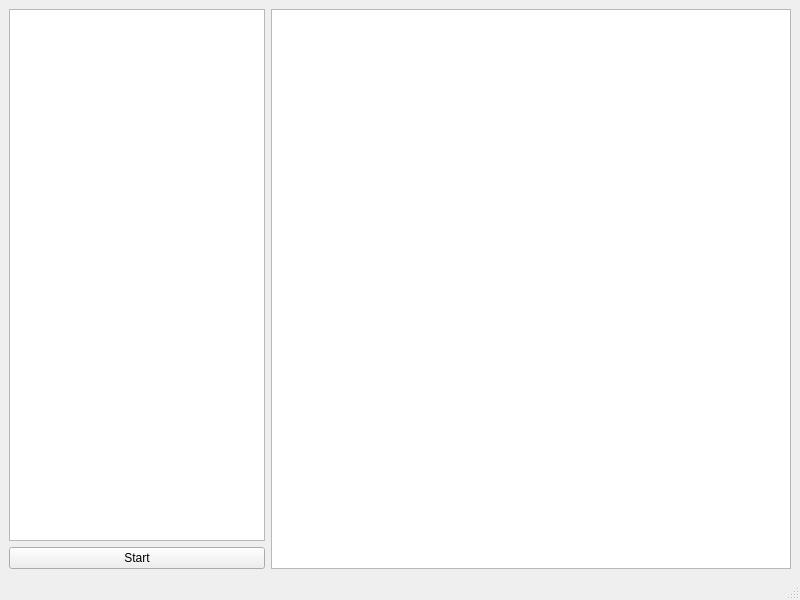
First picture: the form in pendulum/mainwindow.ui, repository KalistratON/CAD-Examples, before the edit.
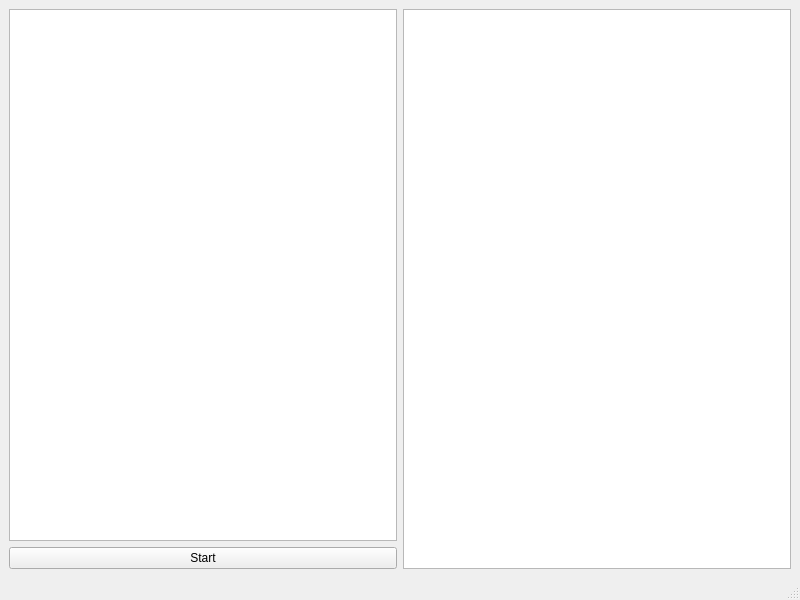
Second picture: the form after the edit.

What changed in the file:
```diff
--- a/pendulum/mainwindow.ui
+++ b/pendulum/mainwindow.ui
@@ -15,19 +15,19 @@
   </property>
   <widget class="QWidget" name="centralwidget">
    <layout class="QGridLayout" name="gridLayout">
-    <item row="0" column="0" colspan="2">
-     <widget class="QTextEdit" name="textEdit"/>
-    </item>
-    <item row="0" column="2" rowspan="2">
+    <item row="0" column="1" rowspan="2">
      <widget class="QGraphicsView" name="graphicsView"/>
     </item>
-    <item row="1" column="0" colspan="2">
+    <item row="1" column="0">
      <widget class="QPushButton" name="pushButton">
       <property name="text">
        <string>Start</string>
       </property>
      </widget>
     </item>
+    <item row="0" column="0">
+     <widget class="QTextEdit" name="textEdit"/>
+    </item>
    </layout>
   </widget>
   <widget class="QMenuBar" name="menubar">
```
